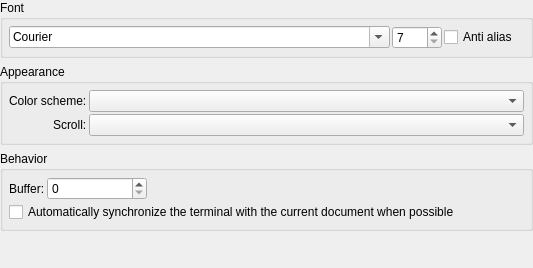
Before: the Qt Designer form resources/ui/configure/terminal.ui in prymatex/prymatex, drawn with Qt 5.
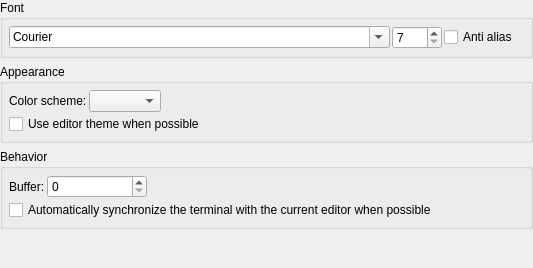
After: the same form once the commit is applied.

```diff
--- a/resources/ui/configure/terminal.ui
+++ b/resources/ui/configure/terminal.ui
@@ -74,6 +74,9 @@
       <string>Appearance</string>
      </property>
      <layout class="QFormLayout" name="formLayout">
+      <property name="fieldGrowthPolicy">
+       <enum>QFormLayout::ExpandingFieldsGrow</enum>
+      </property>
       <property name="labelAlignment">
        <set>Qt::AlignRight|Qt::AlignTrailing|Qt::AlignVCenter</set>
       </property>
@@ -86,12 +89,6 @@
       <property name="margin">
        <number>6</number>
       </property>
-      <item row="2" column="1">
-       <widget class="QComboBox" name="comboBoxScheme"/>
-      </item>
-      <item row="3" column="1">
-       <widget class="QComboBox" name="comboBoxScrollBar"/>
-      </item>
       <item row="2" column="0">
        <widget class="QLabel" name="label">
         <property name="text">
@@ -99,10 +96,13 @@
         </property>
        </widget>
       </item>
-      <item row="3" column="0">
-       <widget class="QLabel" name="label_2">
+      <item row="2" column="1">
+       <widget class="QComboBox" name="comboBoxScheme"/>
+      </item>
+      <item row="3" column="0" colspan="2">
+       <widget class="QCheckBox" name="checkBoxEditorTheme">
         <property name="text">
-         <string>Scroll:</string>
+         <string>Use editor theme when possible</string>
         </property>
        </widget>
       </item>
@@ -150,7 +150,7 @@
       <item row="3" column="0" colspan="2">
        <widget class="QCheckBox" name="checkBox">
         <property name="text">
-         <string>Automatically synchronize the terminal with the current document when possible</string>
+         <string>Automatically synchronize the terminal with the current editor when possible</string>
         </property>
        </widget>
       </item>
```
Left out of the diff: 2 changed lines with no effect on the pictures.
